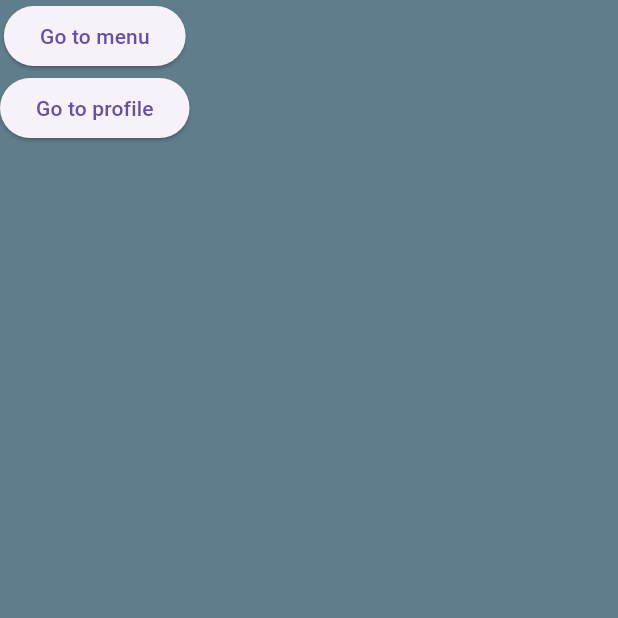
After one commit to yanavalencia/yanav, a Flutter app: the screen it shows after launch, on a phone screen of 412 x 824 dp, the top half of it. The commit adds this screen. Run offline on Flutter 3.47's test engine with Material 3 defaults, Android fonts, the phone set to English and light mode, and no system bars.

Commit message:
Dashboard and Menu

```diff
--- /dev/null
+++ b/lib/PAGES/dashboard.dart
@@ -0,0 +1,37 @@
+import 'package:flutter/material.dart';
+
+class Dashboard extends StatefulWidget {
+  const Dashboard({super.key});
+
+  @override
+  State<Dashboard> createState() => _DashboardState();
+}
+
+class _DashboardState extends State<Dashboard> {
+  @override
+  Widget build(BuildContext context) {
+    return Scaffold(
+      backgroundColor: Colors.blueGrey,
+      body: Container(
+        child: SafeArea(
+          child: Column(
+            children: [
+              ElevatedButton(
+                onPressed: (){
+                  Navigator.pushNamed(context,'/menu');
+                },
+                child: Text ('Go to menu'),
+              ),
+              ElevatedButton(
+                onPressed: (){
+                  Navigator.pushNamed(context,'/profile');
+                },
+                child: Text ('Go to profile'),
+              ),
+            ],
+          ),
+        ),
+      ),
+    );
+  }
+}
--- /dev/null
+++ b/lib/PAGES/menu.dart
@@ -0,0 +1,17 @@
+import 'package:flutter/material.dart';
+
+class Menu extends StatefulWidget {
+  const Menu({super.key});
+
+  @override
+  State<Menu> createState() => _MenuState();
+}
+
+class _MenuState extends State<Menu> {
+  @override
+  Widget build(BuildContext context) {
+    return Scaffold(
+      body: Text('this is menu'),
+    );
+  }
+}
--- a/lib/main.dart
+++ b/lib/main.dart
@@ -1,6 +1,13 @@
 import 'package:flutter/material.dart';
 import 'package:untitled2/home.dart';
+import 'package:untitled2/PAGES/dashboard.dart';
+
+import 'PAGES/menu.dart';
 
 void main() => runApp(MaterialApp(
-  home: Home(),
+  routes: {
+    '/' : (context) => Dashboard(),
+    '/menu' :(context) => Menu(),
+    '/profile' :(context) => Home(),
+  },
 ));
```
